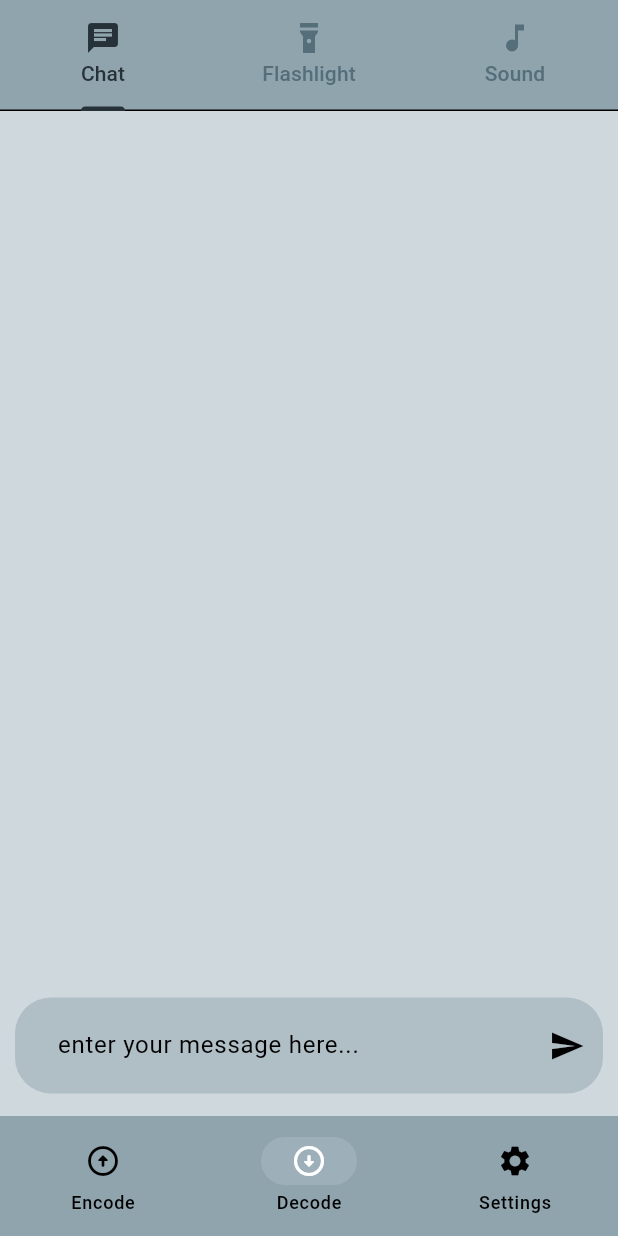
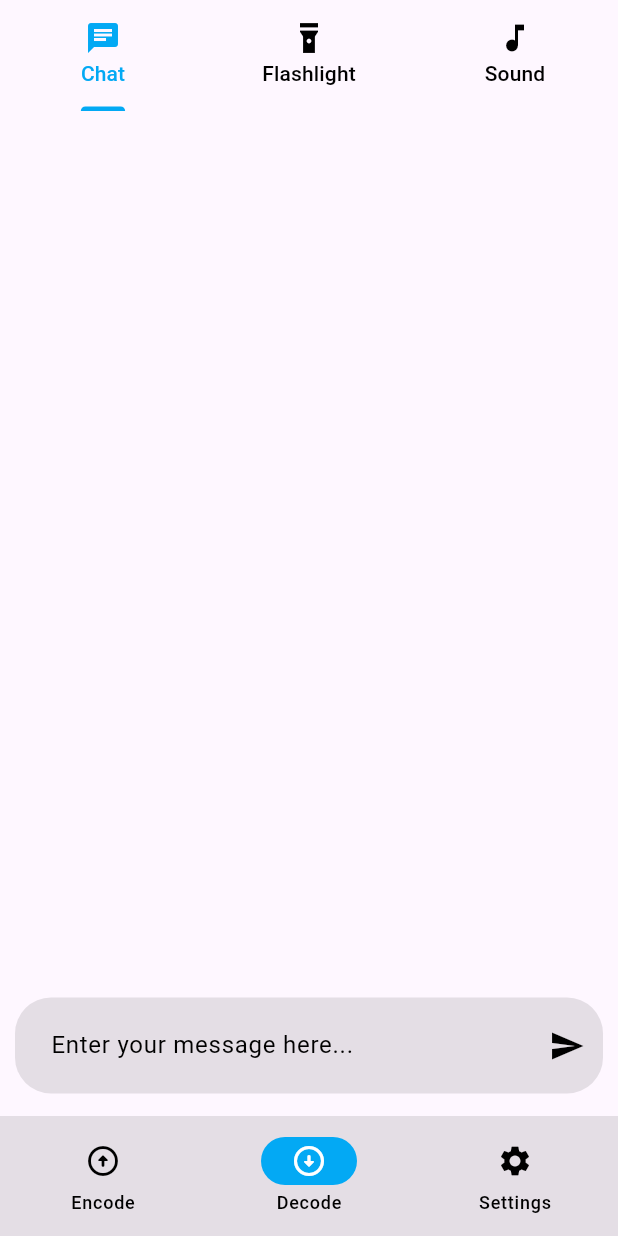
Before and after one commit to Lukas249/Morse-Code, a Flutter app: the screen it shows after launch, item 2 of the bottom bar chosen, on a phone screen of 412 x 824 dp. Run offline on Flutter 3.47's test engine with Material 3 defaults, Android fonts, the phone set to English and light mode, and no system bars; our stand-ins replace audioplayers, camera, fluttertoast, permission_handler, vibration; missing offline and left inert: flutter_sound, noise_meter, torch_light.

Commit message:
feat: replace hardcoded colors with theme colors

```diff
--- a/lib/pages/components/basic_chat.dart
+++ b/lib/pages/components/basic_chat.dart
@@ -30,15 +30,12 @@ class BasicChatState extends State<BasicChat> {
 
   @override
   Widget build(BuildContext context) {
+    final theme = Theme.of(context);
+
     return Container(
         padding: const  EdgeInsets.symmetric(
           vertical: 15.0,
           horizontal: 10.0,
-
-        ),
-
-        decoration: BoxDecoration(
-          color: Colors.blueGrey[100]
         ),
         child: Flex(
           direction: Axis.vertical,
@@ -50,23 +47,18 @@ class BasicChatState extends State<BasicChat> {
               ),
             ),
             TextField(
-
               controller: _textEditingController,
               textAlignVertical: TextAlignVertical.center,
-
               onEditingComplete: () {
                 submitMessage(context);
               },
               decoration: InputDecoration(
-                hintText: " enter your message here...",
+                hintText: "Enter your message here...",
                 filled: true,
-                fillColor: Colors.blueGrey[200],
+                fillColor: theme.colorScheme.onSurface.withOpacity(0.1),
                 border: OutlineInputBorder(
                   borderSide: BorderSide.none,
                   borderRadius: BorderRadius.circular(24),
-
-
-
                 ),
                 contentPadding: const EdgeInsets.symmetric(
                        vertical: 20.0,
--- a/lib/pages/decode/decode_screen.dart
+++ b/lib/pages/decode/decode_screen.dart
@@ -60,7 +60,6 @@ class DecodeHomeState extends State<DecodeScreen>
       child: Column(
         children: [
           Container(
-            color: Colors.blueGrey[300],
             child: TabBar(
               tabs: List.generate(
                 tabsNames.length,
@@ -69,9 +68,7 @@ class DecodeHomeState extends State<DecodeScreen>
                   icon: Icon(tabsIcons[index]),
                 ),
               ),
-              indicatorColor:  Colors.blueGrey[900],
-              labelColor:  Colors.blueGrey[900],
-              unselectedLabelColor:  Colors.blueGrey[600],
+              dividerColor: Colors.transparent,
               controller: _tabController,
             ),
           ),
--- a/lib/pages/navigation.dart
+++ b/lib/pages/navigation.dart
@@ -16,31 +16,32 @@ class _NavigationState extends State<Navigation> {
 
   @override
   Widget build(BuildContext context) {
+    final theme = Theme.of(context);
 
     return Scaffold(
       bottomNavigationBar: NavigationBar(
-        backgroundColor: Colors.blueGrey[300],
         onDestinationSelected: (int index) {
           setState(() {
             currentPageIndex = index;
           });
         },
-        indicatorColor: Colors.white12,
+        backgroundColor: theme.colorScheme.onSurface.withOpacity(0.1),
+        indicatorColor: theme.colorScheme.primary,
         selectedIndex: currentPageIndex,
-        destinations: const <Widget>[
+        destinations: <Widget>[
           NavigationDestination(
-            icon: Icon(Icons.arrow_circle_up_rounded, color: Colors.black),
-            selectedIcon: Icon(Icons.arrow_circle_up_rounded, color: Colors.white),
+            icon: const Icon(Icons.arrow_circle_up_rounded),
+            selectedIcon: Icon(Icons.arrow_circle_up_rounded, color: theme.colorScheme.onPrimary,),
             label: 'Encode',
           ),
           NavigationDestination(
-            icon: Icon(Icons.arrow_circle_down_rounded, color: Colors.black),
-            selectedIcon: Icon(Icons.arrow_circle_down_rounded, color: Colors.white),
+            icon: const Icon(Icons.arrow_circle_down_rounded),
+            selectedIcon: Icon(Icons.arrow_circle_down_rounded, color: theme.colorScheme.onPrimary),
             label: 'Decode',
           ),
           NavigationDestination(
-            icon: Icon(Icons.settings, color: Colors.black),
-            selectedIcon: Icon(Icons.settings, color: Colors.white),
+            icon: const Icon(Icons.settings),
+            selectedIcon: Icon(Icons.settings, color: theme.colorScheme.onPrimary),
             label: 'Settings',
           ),
         ],
--- a/lib/pages/settings/settings_screen.dart
+++ b/lib/pages/settings/settings_screen.dart
@@ -8,8 +8,11 @@ class SettingsScreen extends StatelessWidget {
   @override
   Widget build(BuildContext context) {
     final provider = Provider.of<ThemeProvider>(context);
+    final theme = Theme.of(context);
+
     return Scaffold(
       appBar: AppBar(
+        backgroundColor: theme.scaffoldBackgroundColor,
         title: const Text('Settings'),
       ),
       body: Center(
```
Also changed, not shown: lib/pages/components/message.dart (+5 -2 lines), lib/pages/decode/chat/chat_screen.dart (+2 -6 lines), lib/pages/decode/sound/sound_screen.dart (+13 -21 lines).
